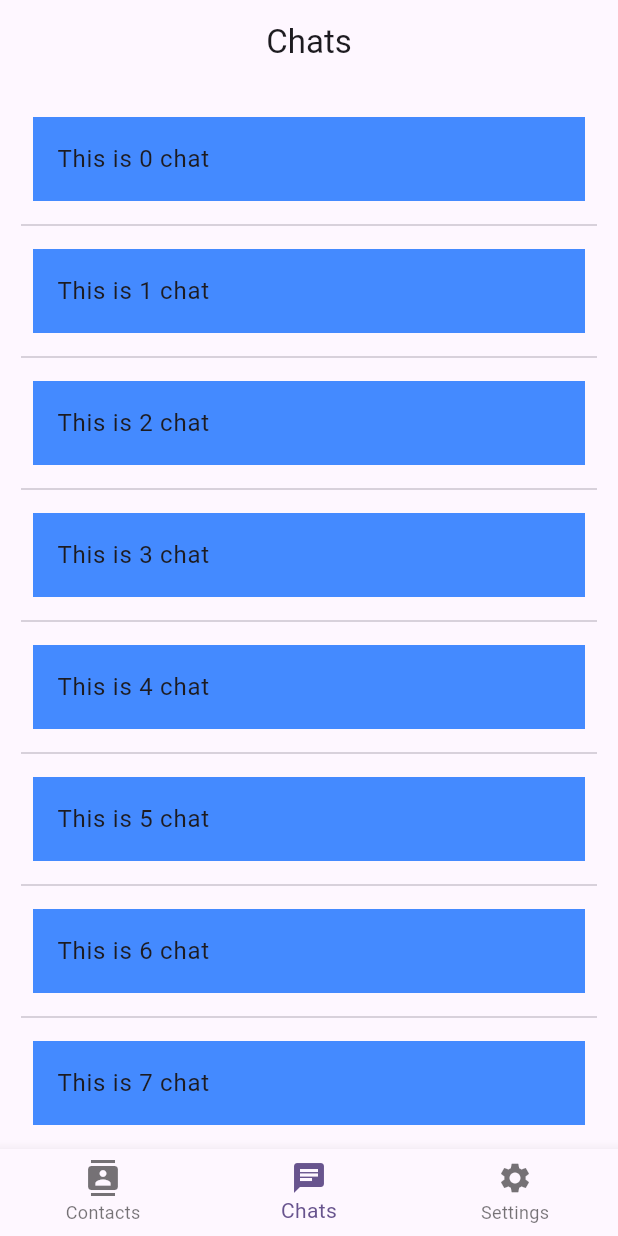
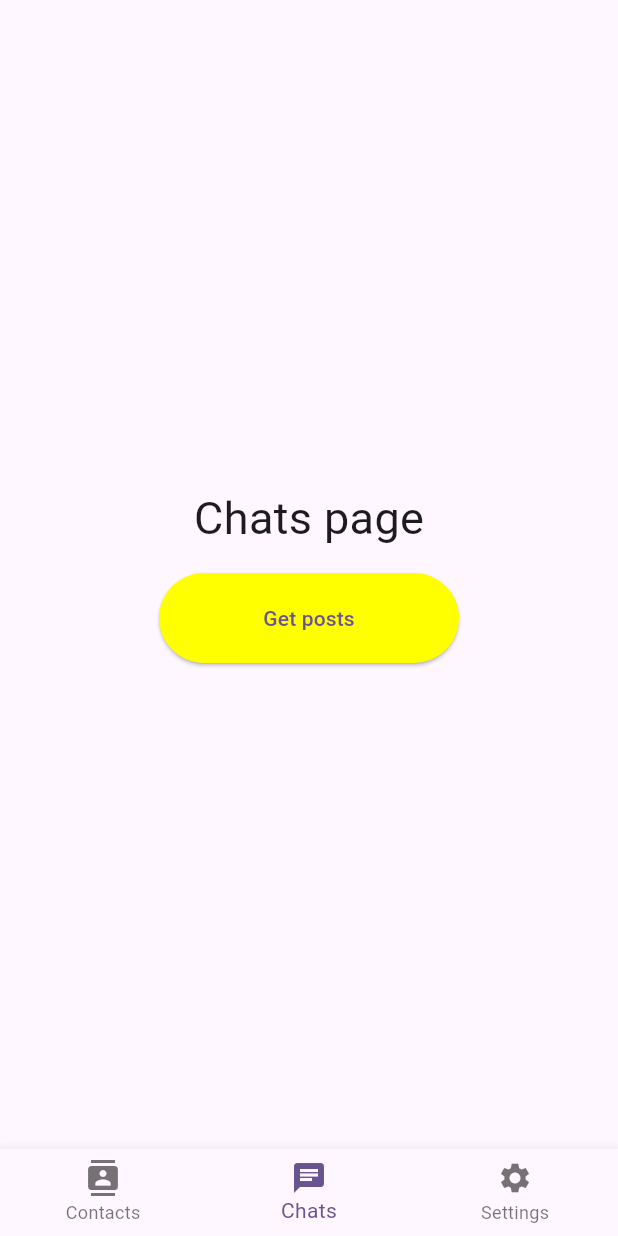
Before and after one commit to k0zlov/chat-app, a Flutter app: the MockUpChats screen opened by its route, on a phone screen of 412 x 824 dp. Run offline on Flutter 3.47's test engine with Material 3 defaults, Android fonts, the phone set to English and light mode, and no system bars; our stand-ins replace bloc, dartz, dio, flutter_bloc, freezed_annotation, get_it and 3 more; accounts and stored records are empty.

Commit message:
#8 Auth feature implementation

```diff
--- a/lib/core/navigation/navigation.dart
+++ b/lib/core/navigation/navigation.dart
@@ -1,82 +1,94 @@
+import 'package:chat_app/core/navigation/navigation_stream.dart';
+import 'package:chat_app/core/network/network.dart';
+import 'package:chat_app/core/screen_factory/screen_factory.dart';
 import 'package:chat_app/di_container.dart';
-import 'package:chat_app/features/auth/view/cubit/sign_up_cubit/sign_up_cubit.dart';
-import 'package:chat_app/features/auth/view/screens/sign_up_screen.dart';
+import 'package:chat_app/features/auth/view/cubit/auth_cubit/auth_cubit.dart';
+import 'package:chat_app/features/auth/view/widgets/submit_button.dart';
+import 'package:chat_app/utils/hive/hive_box.dart';
 import 'package:flutter/material.dart';
 import 'package:flutter_bloc/flutter_bloc.dart';
 import 'package:go_router/go_router.dart';
 
 class AppNavigation {
+  AppNavigation._();
+
+  static final rootNavigatorKey = GlobalKey<NavigatorState>();
+
   static GoRouter get router => GoRouter(
-        initialLocation: AppRoutes.registration.path,
+        routerNeglect: true,
+        initialLocation: AppRoutes.root.path,
+        navigatorKey: rootNavigatorKey,
+        refreshListenable: NavigationRefreshStream(
+          stream: getIt<AuthCubit>().stream,
+        ),
         redirect: (BuildContext context, GoRouterState state) {
-          // if (state.path == '/') {
-          //   return _initialLocation;
-          // }
+          final String location = state.matchedLocation;
+
+          final bool isAuthPage = location == AppRoutes.login.path ||
+              location == AppRoutes.registration.path;
+
+          final bool isAuthorized = getIt<HiveBoxMixin>().isAuthorized;
+
+          if (isAuthPage && isAuthorized) {
+            return AppRoutes.chats.path;
+          }
+
+          if (!isAuthorized && !isAuthPage) {
+            return AppRoutes.login.path;
+          }
+
+          if (state.matchedLocation == '/') {
+            return AppRoutes.login.path;
+          }
           return null;
         },
         routes: _routes,
       );
 
   static final List<RouteBase> _routes = <RouteBase>[
-    /// Bottom nav bar
-    ShellRoute(
-      builder: (context, state, child) => MockUpNavBar(child: child),
+    GoRoute(
+      name: AppRoutes.login.name,
+      path: AppRoutes.login.path,
+      builder: (context, state) => ScreenFactory.renderLoginScreen(),
+    ),
+    GoRoute(
+      name: AppRoutes.registration.name,
+      path: AppRoutes.registration.path,
+      builder: (context, state) => ScreenFactory.renderRegistrationScreen(),
+    ),
+    StatefulShellRoute.indexedStack(
+      builder: (context, state, navigationShell) {
+        return MockUpNavBar(navigationShell: navigationShell);
+      },
+      branches: [
+        StatefulShellBranch(
           routes: [
-        /// Chats
+            GoRoute(
+              name: AppRoutes.contacts.name,
+              path: AppRoutes.contacts.path,
+              builder: (context, state) => const MockUpWidget(
+                title: 'Contacts',
+              ),
+            ),
+          ],
+        ),
+        StatefulShellBranch(
+          routes: [
             GoRoute(
               name: AppRoutes.chats.name,
               path: AppRoutes.chats.path,
               builder: (context, state) => const MockUpChats(),
             ),
-
-        /// Settings
+          ],
+        ),
+        StatefulShellBranch(
+          routes: [
             GoRoute(
               name: AppRoutes.settings.name,
               path: AppRoutes.settings.path,
-          builder: (context, state) => const MockUpPage(title: 'Settings'),
-        ),
-
-        /// Contacts
-        GoRoute(
-          name: AppRoutes.contacts.name,
-          path: AppRoutes.contacts.path,
-          builder: (context, state) => const MockUpPage(title: 'Contacts'),
+              builder: (context, state) => const MockUpSettings(),
             ),
           ],
-    ),
-
-    GoRoute(
-      name: AppRoutes.registration.name,
-      path: AppRoutes.registration.path,
-      builder: (context, state) {
-        return MultiBlocProvider(
-          providers: [
-            BlocProvider<SignUpCubit>.value(
-              value: getIt<SignUpCubit>(),
-            ),
-          ],
-          child: const SignUpScreen(),
-        );
-      },
-    ),
-
-    /// Chat
-    GoRoute(
-      name: AppRoutes.chat.name,
-      path: AppRoutes.chat.path,
-      builder: (context, state) {
-        final chatId = state.pathParameters['chatId'];
-        return MockUpDeepPage(title: 'This is chat $chatId');
-      },
-      routes: <RouteBase>[
-        /// Chat details
-        GoRoute(
-          name: AppRoutes.chatSettings.name,
-          path: AppRoutes.chatSettings.path,
-          builder: (context, state) {
-            final chatId = state.pathParameters['chatId'];
-            return const MockUpWidget();
-          },
         ),
       ],
     ),
@@ -98,113 +110,78 @@ enum AppRoutes {
   final String path;
 }
 
-class MockUpDeepPage extends StatelessWidget {
-  const MockUpDeepPage({super.key, required this.title});
+class MockUpChats extends StatelessWidget {
+  const MockUpChats({super.key});
 
-  final String title;
+  Future<void> _onTap() async {
+    final response = await getIt<Network>().get(
+      url: '/posts',
+      queryParameters: {},
+      parser: (json) => json,
+    );
+
+    print(response);
+  }
 
   @override
   Widget build(BuildContext context) {
     return Scaffold(
-      appBar: AppBar(
-        leading: IconButton(
-          icon: const Icon(Icons.arrow_back_ios),
-          onPressed: () => context.push(AppRoutes.chats.path),
+      body: Center(
+        child: Column(
+          mainAxisAlignment: MainAxisAlignment.center,
+          children: [
+            const Text(
+              'Chats page',
+              style: TextStyle(fontSize: 30),
             ),
+            const SizedBox(height: 15),
+            SubmitButton(
+              title: 'Get posts',
+              width: 200,
+              height: 60,
+              onPressed: () async => _onTap(),
+              color: Colors.yellowAccent,
             ),
-      body: Center(
-        child: Text(title),
-      ),
-    );
-  }
-}
-
-class MockUpChats extends StatelessWidget {
-  const MockUpChats({super.key});
-
-  @override
-  Widget build(BuildContext context) {
-    return Scaffold(
-      appBar: AppBar(
-        title: const Text('Chats'),
-        centerTitle: true,
-      ),
-      body: Padding(
-        padding: const EdgeInsets.all(14),
-        child: ListView.separated(
-          itemBuilder: (context, index) => Padding(
-            padding: const EdgeInsets.all(8),
-            child: ListTile(
-              tileColor: Colors.blueAccent,
-              onTap: () => context.goNamed(
-                AppRoutes.chat.name,
-                pathParameters: {'chatId': '$index'},
-              ),
-              title: Text('This is $index chat'),
-            ),
-          ),
-          separatorBuilder: (context, index) => const Divider(thickness: 1),
-          itemCount: 20,
+          ],
         ),
       ),
     );
   }
 }
 
-class MockUpNavBar extends StatefulWidget {
-  const MockUpNavBar({super.key, required this.child});
-
-  final Widget child;
-
-  @override
-  State<MockUpNavBar> createState() => _MockUpNavBarState();
-}
-
-class _MockUpNavBarState extends State<MockUpNavBar> {
-  int _selectedPage = 1;
-
-  void _itemSelected(int index) {
-    _selectedPage = index;
-    setState(() {});
-
-    switch (index) {
-      case 0:
-        context.goNamed(AppRoutes.contacts.name);
-      case 1:
-        context.goNamed(AppRoutes.chats.name);
-      case 2:
-        context.goNamed(AppRoutes.settings.name);
-    }
-  }
+class MockUpSettings extends StatelessWidget {
+  const MockUpSettings({super.key});
 
   @override
   Widget build(BuildContext context) {
+    final AuthCubit cubit = context.read<AuthCubit>();
+
     return Scaffold(
-      body: widget.child,
-      bottomNavigationBar: BottomNavigationBar(
-        onTap: _itemSelected,
-        currentIndex: _selectedPage,
-        items: const [
-          BottomNavigationBarItem(
-            label: 'Contacts',
-            icon: Icon(Icons.contacts),
+      body: Center(
+        child: Column(
+          mainAxisAlignment: MainAxisAlignment.center,
+          children: [
+            const Text(
+              'Settings page',
+              style: TextStyle(fontSize: 30),
             ),
-          BottomNavigationBarItem(
-            label: 'Chats',
-            icon: Icon(Icons.chat),
-          ),
-          BottomNavigationBarItem(
-            label: 'Settings',
-            icon: Icon(Icons.settings),
+            const SizedBox(height: 15),
+            SubmitButton(
+              title: 'Logout',
+              width: 200,
+              height: 60,
+              onPressed: () async => cubit.logout(),
+              color: Colors.redAccent,
             ),
           ],
+        ),
       ),
     );
   }
 }
 
-class MockUpPage extends StatelessWidget {
-  const MockUpPage({super.key, required this.title});
+class MockUpWidget extends StatelessWidget {
+  const MockUpWidget({super.key, required this.title});
 
   final String title;
 
@@ -213,7 +190,7 @@ class MockUpPage extends StatelessWidget {
     return Scaffold(
       body: Center(
         child: Text(
-          'This is $title page',
+          title,
           style: const TextStyle(fontSize: 25),
         ),
       ),
@@ -221,13 +198,40 @@ class MockUpPage extends StatelessWidget {
   }
 }
 
-/// Mockup widget for navigation class
-class MockUpWidget extends StatelessWidget {
-  /// Constructor for [MockUpWidget]
-  const MockUpWidget({super.key});
+class MockUpNavBar extends StatelessWidget {
+  const MockUpNavBar({super.key, required this.navigationShell});
+
+  final StatefulNavigationShell navigationShell;
+
+  void _onTap(int index) {
+    navigationShell.goBranch(
+      index,
+      initialLocation: index == navigationShell.currentIndex,
+    );
+  }
 
   @override
   Widget build(BuildContext context) {
-    return const Scaffold();
+    return Scaffold(
+      body: navigationShell,
+      bottomNavigationBar: BottomNavigationBar(
+        currentIndex: navigationShell.currentIndex,
+        items: const [
+          BottomNavigationBarItem(
+            icon: Icon(Icons.contacts),
+            label: 'Contacts',
+          ),
+          BottomNavigationBarItem(
+            icon: Icon(Icons.chat),
+            label: 'Chats',
+          ),
+          BottomNavigationBarItem(
+            icon: Icon(Icons.settings),
+            label: 'Settings',
+          ),
+        ],
+        onTap: _onTap,
+      ),
+    );
   }
 }
--- a/lib/features/auth/data/repositories/auth_repository_impl.dart
+++ b/lib/features/auth/data/repositories/auth_repository_impl.dart
@@ -28,8 +28,8 @@ class AuthRepositoryImpl implements AuthRepository {
     return response.fold(
       // ignore: unnecessary_lambdas
       (failure) => Left(failure),
-      (tokenModel) {
-        // Save to Hive Box
+      (tokenModel) async {
+        await hiveBoxMixin.loginBox(token: tokenModel.token);
         return Right(tokenModel.toEntity());
       },
     );
--- a/lib/features/auth/view/cubit/auth_cubit/auth_cubit_state.dart
+++ b/lib/features/auth/view/cubit/auth_cubit/auth_cubit_state.dart
@@ -3,8 +3,8 @@ part of 'auth_cubit.dart';
 @immutable
 class AuthState {
   const AuthState({
-    required this.registrationParams,
-    required this.loginParams,
+    this.registrationParams = const RegistrationParams(),
+    this.loginParams = const LoginParams(),
     this.authInProcess = false,
     this.hidePassword = true,
     this.authError = '',
--- a/lib/utils/hive/hive_box.dart
+++ b/lib/utils/hive/hive_box.dart
@@ -22,6 +22,8 @@ mixin class HiveBoxMixin {
   Future<void> removeData(HiveBoxKeys key) async {
     await _mainBox?.delete(key.name);
   }
+
+  bool get isAuthorized => getData<bool?>(HiveBoxKeys.isLogin) ?? false;
 
   /// Retrieves data of type [T] from the main storage box
   /// associated with the specified [key].
```
Also changed, not shown: lib/core/navigation/navigation_stream.dart (added, +30 -0 lines), lib/core/network/network_implementation.dart (+6 -2 lines), lib/features/auth/view/cubit/auth_cubit/auth_cubit.dart (+10 -11 lines), 1 other file. Lines whose indentation alone changed are shown as unchanged.
